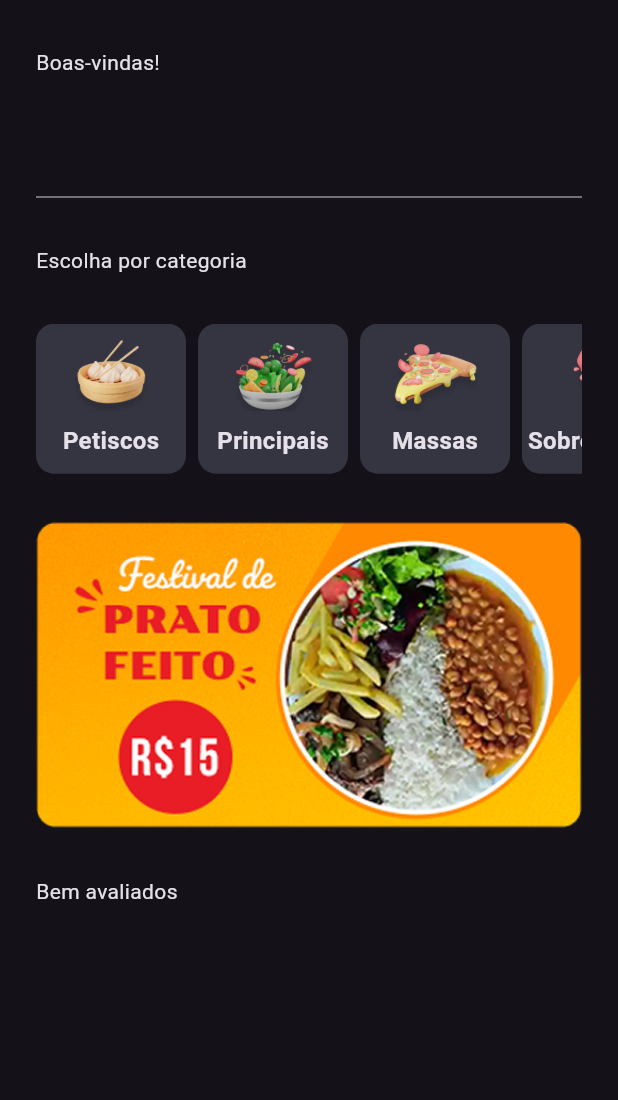
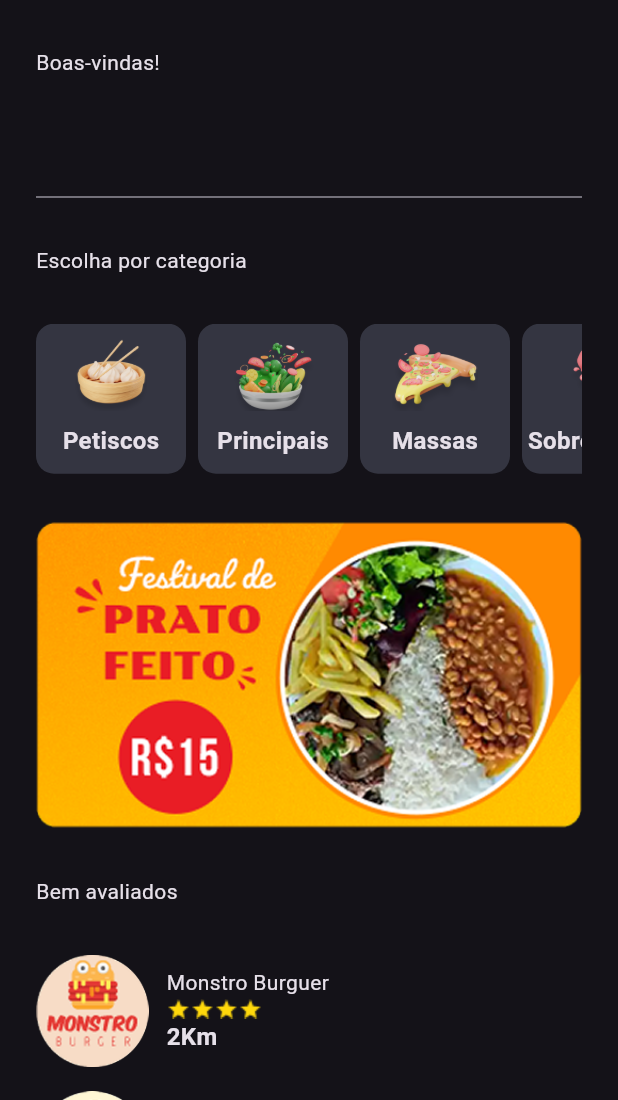
Before and after one commit to mariaelisagmt/myapp, a Flutter app: the screen it shows after launch, after a tap on "Bora!", on a phone screen of 412 x 824 dp, the part 136-1236 px from its top. Run offline on Flutter 3.47's test engine with Material 3 defaults, Android fonts, the phone set to English and light mode, and no system bars; missing offline and left inert: dart:ffi.

Commit message:
FEAT: finish restaurant screen

```diff
--- a/lib/data/restaurant_data.dart
+++ b/lib/data/restaurant_data.dart
@@ -1,11 +1,13 @@
 import 'dart:convert';
 
+import 'package:flutter/material.dart';
 import 'package:flutter/services.dart';
 import 'package:myapp/model/restaurant.dart';
 
-class RestaurantData {
+class RestaurantData extends ChangeNotifier {
   List<Restaurant> listRestaurant = [];
-  Future<List<Restaurant>> getRestaurants() async {
+  //alimenta a lista que estara sempre disponivel, foi definido assim para que não prejudique o funcionamento e mantenha o funcionamento otimizado, assim ele so consulta uma unica vez e não toda vez que recarregar a tela
+  Future<void> getRestaurants() async {
     //rootBundle - ler texto que está no assets
     //Dart future = observable / async (Esperando que aconteça)
     String jsonString = await rootBundle.loadString('assets/data.json');
@@ -16,7 +18,5 @@ class RestaurantData {
       Restaurant restaurant = Restaurant.fromMap(data);
       listRestaurant.add(restaurant);
     }
-
-    return listRestaurant;
   }
 }
--- a/lib/main.dart
+++ b/lib/main.dart
@@ -1,15 +1,26 @@
 import 'package:flutter/material.dart';
 import 'package:myapp/data/restaurant_data.dart';
-import 'package:myapp/model/restaurant.dart';
+
 import 'package:myapp/ui/_core/app_theme.dart';
 import 'package:myapp/ui/splash/splash_screen.dart';
+import 'package:provider/provider.dart';
 
 Future<void> main() async {
   WidgetsFlutterBinding.ensureInitialized(); //Garante carregar tudo que a assincrono antes
-
-  List<Restaurant> listRestaurants = await RestaurantData().getRestaurants();
-  print(listRestaurants);
-  runApp(MyApp());
+  RestaurantData restaurantData = RestaurantData();
+  await restaurantData.getRestaurants();
+  runApp(
+    MultiProvider(
+      providers: [
+        ChangeNotifierProvider(
+          create: (context) {
+            return restaurantData;
+          },
+        ),
+      ],
+      child: MyApp(),
+    ),
+  );
 }
 
 class MyApp extends StatelessWidget {
--- a/lib/ui/home/home_screen.dart
+++ b/lib/ui/home/home_screen.dart
@@ -1,12 +1,18 @@
 import 'package:flutter/material.dart';
 import 'package:myapp/data/categories_data.dart';
+import 'package:myapp/data/restaurant_data.dart';
+import 'package:myapp/model/restaurant.dart';
 import 'package:myapp/ui/home/widgets/category_widgets.dart';
+import 'package:myapp/ui/home/widgets/restaurant_widget.dart';
+import 'package:provider/provider.dart';
 
 class HomeScreen extends StatelessWidget {
   const HomeScreen({super.key});
 
   @override
   Widget build(BuildContext context) {
+    RestaurantData restaurantData = Provider.of<RestaurantData>(context);
+
     return Scaffold(
       drawer: Drawer(),
       appBar: AppBar(
@@ -40,6 +46,15 @@ class HomeScreen extends StatelessWidget {
               ),
               Image.asset("assets/banners/banner_promo.png"),
               Text("Bem avaliados"),
+              Column(
+                spacing: 16,
+                children: List.generate(restaurantData.listRestaurant.length, (
+                  index,
+                ) {
+                  Restaurant restaurant = restaurantData.listRestaurant[index];
+                  return RestaurantWidget(restaurant: restaurant);
+                }),
+              ),
               SizedBox(height: 64.0),
             ],
           ),
--- a/lib/ui/home/widgets/restaurant_widget.dart
+++ b/lib/ui/home/widgets/restaurant_widget.dart
@@ -8,9 +8,11 @@ class RestaurantWidget extends StatelessWidget {
   @override
   Widget build(BuildContext context) {
     return Row(
+      spacing: 12,
       children: [
-        Image.asset('/assets/${restaurant.imagePath}'),
+        Image.asset('assets/${restaurant.imagePath}', width: 75),
         Column(
+          crossAxisAlignment: CrossAxisAlignment.start,
           children: [
             Text(restaurant.name),
             Row(
@@ -18,7 +20,10 @@ class RestaurantWidget extends StatelessWidget {
                 return Image.asset('assets/others/star.png', width: 16);
               }),
             ),
-            Text('${restaurant.distance}Km'),
+            Text(
+              '${restaurant.distance}Km',
+              style: TextStyle(fontWeight: FontWeight.bold, fontSize: 16),
+            ),
           ],
         ),
       ],
--- a/pubspec.yaml
+++ b/pubspec.yaml
@@ -34,6 +34,7 @@ dependencies:
   # The following adds the Cupertino Icons font to your application.
   # Use with the CupertinoIcons class for iOS style icons.
   cupertino_icons: ^1.0.8
+  provider: ^6.1.4
 
 dev_dependencies:
   flutter_test:
```
Also changed, not shown: pubspec.lock.
